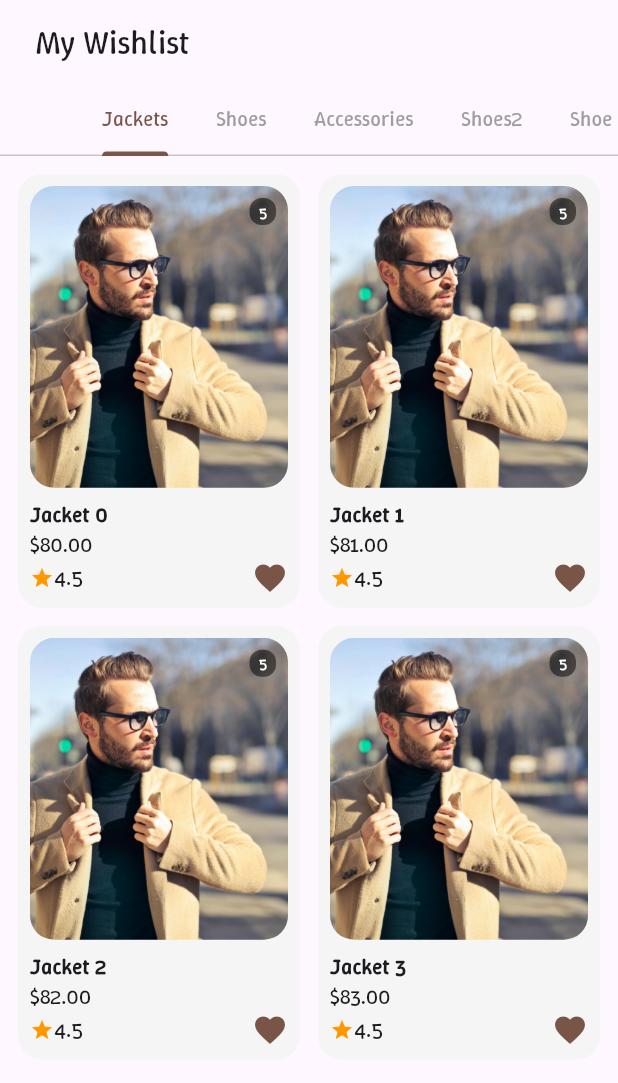
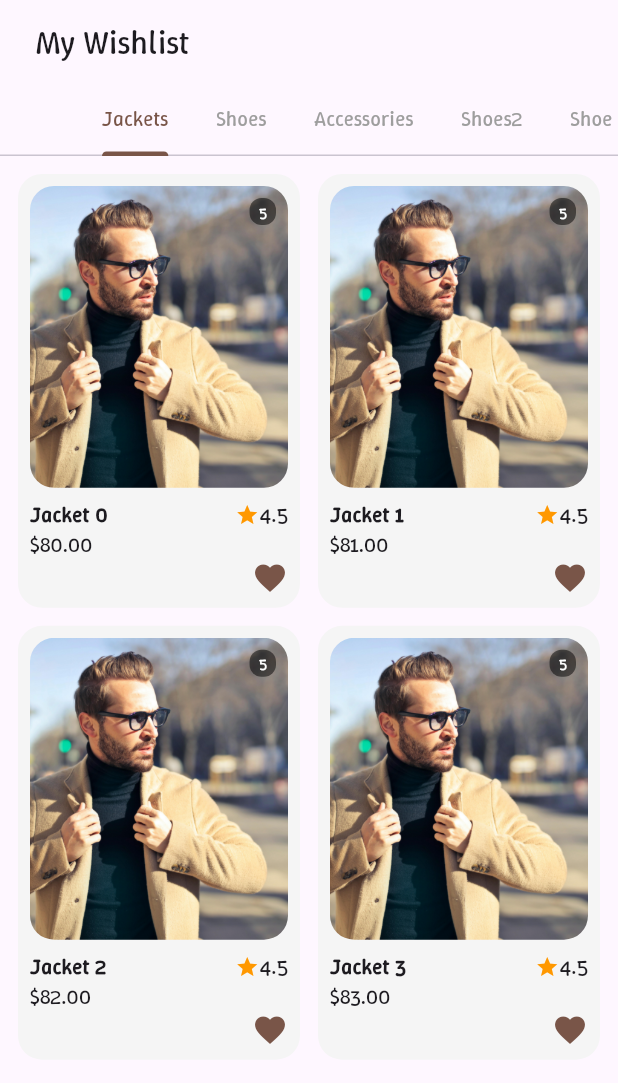
Before and after one commit to yazan0011/E-commerce, a Flutter app: the WishlistView screen opened by its route, on a phone screen of 412 x 824 dp. Shown: the top 1083 px of the screen. Run offline on Flutter 3.47's test engine with Material 3 defaults, Android fonts, the phone set to English and light mode, and no system bars; our stand-ins replace carousel_slider, get, smooth_page_indicator.

Commit message:
edit product card

```diff
--- a/lib/widgets/homeW/product_card.dart
+++ b/lib/widgets/homeW/product_card.dart
@@ -72,12 +72,21 @@ class ProductCard extends StatelessWidget {
               ),
             ),
             const SizedBox(height: 8),
-            Text(name, style: const TextStyle(fontWeight: FontWeight.bold)),
+            Row(
+              mainAxisAlignment: MainAxisAlignment.spaceBetween,
+              children: [
+                Text(name, style: const TextStyle(fontWeight: FontWeight.bold)),
+                Row(
+                  children: [
+                    const Icon(Icons.star, size: 16, color: Colors.orange),
+                    Text(rating.toString()),
+                  ],
+                ),
+              ],
+            ),
             Text('\$${price.toStringAsFixed(2)}'),
             Row(
               children: [
-                const Icon(Icons.star, size: 16, color: Colors.orange),
-                Text(rating.toString()),
                 const Spacer(),
                 Icon(
                   wish == 0 ? Icons.favorite_border : Icons.favorite,
```
